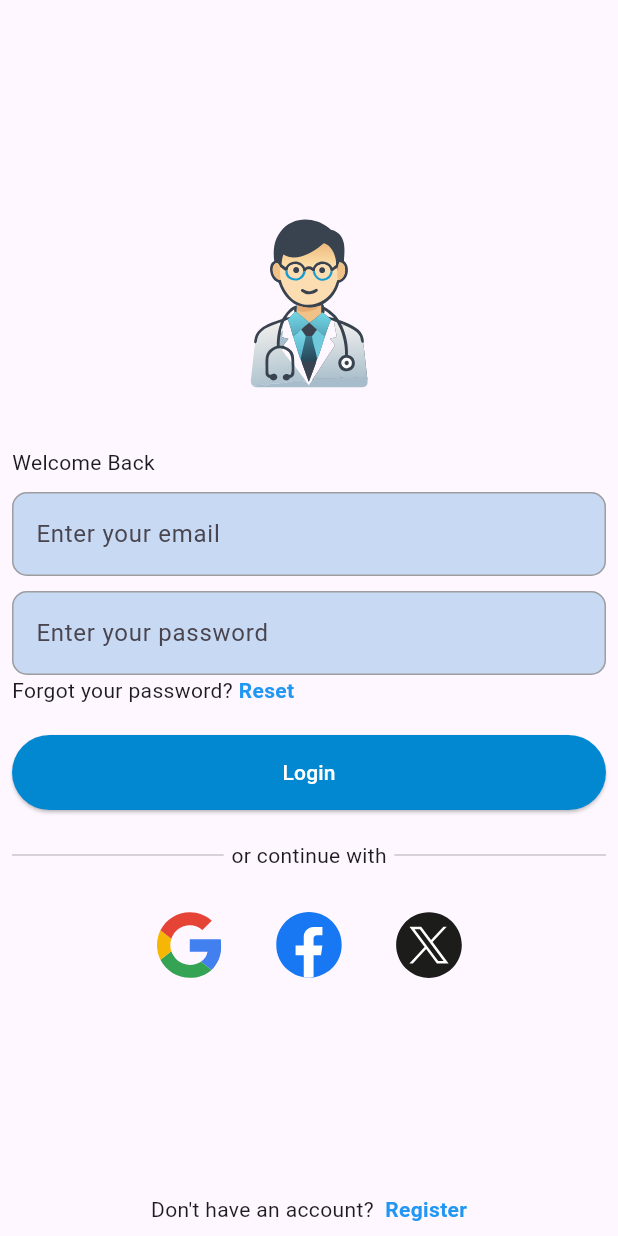
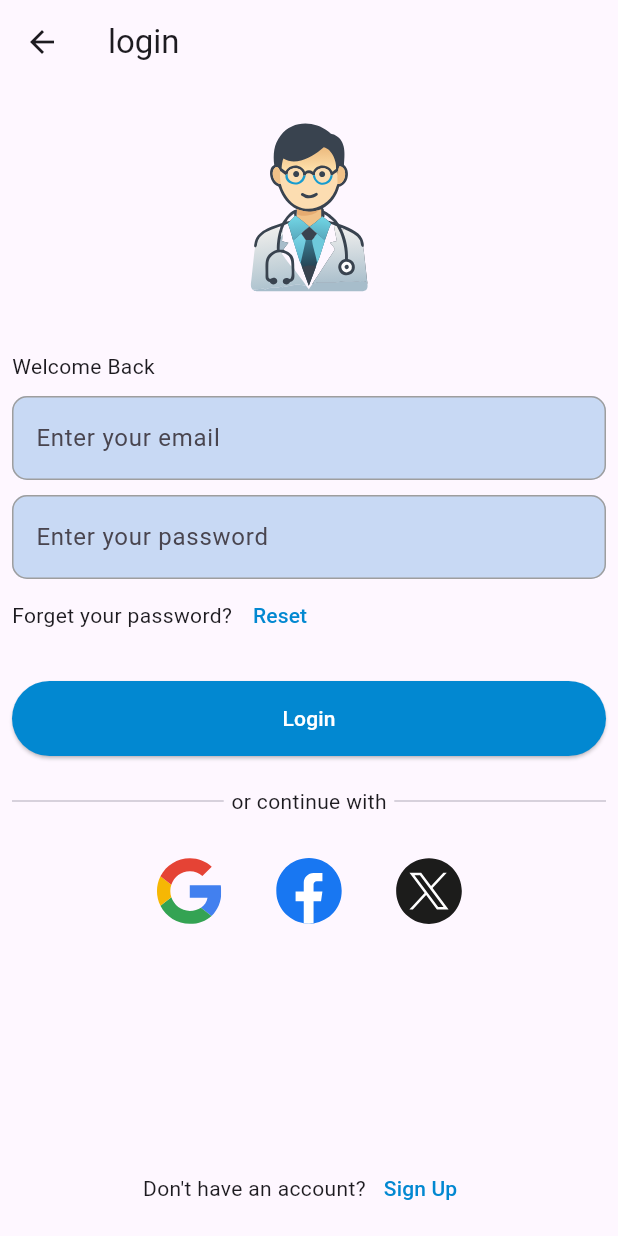
Before and after one commit to mostafa2026-code/my_graduation, a Flutter app: the screen it shows after launch, on a phone screen of 412 x 824 dp. Run offline on Flutter 3.47's test engine with Material 3 defaults, Android fonts, the phone set to English and light mode, and no system bars; our stand-ins replace bloc, cloud_firestore, firebase_auth, firebase_core, flutter_bloc, flutter_svg and 3 more; accounts and stored records are empty.

Commit message:
add register

```diff
--- a/lib/core/const/my_images.dart
+++ b/lib/core/const/my_images.dart
@@ -1,10 +1,14 @@
 class MyImages {
-  static const String logo = "assets/images/drRecord-removebg-preview.png";
+  static const String logo = "assets/icons/DesignDr.-Record_.svg";
   static const String splash = "assets/icons/Doctor.json";
   static const String doctor = "assets/icons/free-man-doctor.svg";
   static const String google = "assets/icons/google.svg";
   static const String facebook = "assets/icons/facebook.svg";
   static const String twitter = "assets/icons/x-icon.svg";
+  static const String loading =
+      "assets/icons/Healthcare Heart icon animation.json";
+
+  static const String back = "assets/icons/backArrow.svg";
 
   static final List<String> socialImages = [google, facebook, twitter];
 }
--- a/lib/core/navigation/my_routes.dart
+++ b/lib/core/navigation/my_routes.dart
@@ -1,6 +1,10 @@
+import 'package:flutter_bloc/flutter_bloc.dart';
 import 'package:go_router/go_router.dart';
 import 'package:my_graduation/features/presentation/auth/login/pages/login_screen.dart';
+import 'package:my_graduation/features/presentation/auth/login/cubit/login_cubit.dart';
+import 'package:my_graduation/features/presentation/auth/register/cubit/register_cubit.dart';
 import 'package:my_graduation/features/presentation/auth/register/pages/register_screen.dart';
+import 'package:my_graduation/features/presentation/home/pages/home_screen.dart';
 import 'package:my_graduation/features/presentation/splash/pages/splash_screen.dart';
 
 class MyRoutes {
@@ -15,11 +19,25 @@ class MyRoutes {
     initialLocation: splash,
     routes: [
       GoRoute(path: splash, builder: (context, state) => const SplashScreen()),
-      GoRoute(path: login, builder: (context, state) => const LoginScreen()),
+      GoRoute(
+        path: login,
+        builder: (context, state) => BlocProvider(
+          create: (context) {
+            return LoginCubit();
+          },
+          child: const LoginScreen(),
+        ),
+      ),
       GoRoute(
         path: register,
-        builder: (context, state) => const RegisterScreen(),
+        builder: (context, state) => BlocProvider(
+          create: (context) {
+            return RegisterCubit();
+          },
+          child: const RegisterScreen(),
+        ),
       ),
+      GoRoute(path: home, builder: (context, state) => const HomeScreen()),
     ],
   );
 }
--- a/lib/core/navigation/navigation_methods.dart
+++ b/lib/core/navigation/navigation_methods.dart
@@ -10,6 +10,6 @@ mypushReplace(BuildContext context, String route, Object? data) {
 mygo(BuildContext context, String route, Object? data) {
   context.go(route, extra: data);
 }
-mypop(BuildContext context, String route, Object? data) {
-  context.pop(route, );
+mypop(BuildContext context, ) {
+  context.pop( );
 }
--- /dev/null
+++ b/lib/features/presentation/auth/login/cubit/login_cubit.dart
@@ -0,0 +1,29 @@
+import 'dart:developer';
+
+import 'package:bloc/bloc.dart';
+import 'package:flutter/widgets.dart';
+import 'package:my_graduation/core/services/firebsase/firebase_helper.dart';
+import 'package:my_graduation/features/presentation/auth/login/cubit/login_states.dart';
+
+class LoginCubit extends Cubit<LoginStates> {
+  LoginCubit() : super(LoginInitialState());
+  final TextEditingController emailLogin = TextEditingController();
+  final TextEditingController passwordLogin = TextEditingController();
+  final GlobalKey<FormState> formKeyLogin = GlobalKey<FormState>();
+
+  login() {
+    if (formKeyLogin.currentState!.validate()) {
+      emit(LoginLoadingState());
+      try {
+        FirebaseHelper.login(emailLogin.text.trim(), passwordLogin.text.trim());
+        emit(LoginSuccessState());
+      } on Exception catch (e) {
+        emit(LoginErrorState(e.toString()));
+        log(e.toString());
+      }
+    }
+  }
+  loginWithGoogle(){
+
+  }
+}
--- /dev/null
+++ b/lib/features/presentation/auth/login/cubit/login_states.dart
@@ -0,0 +1,8 @@
+class LoginStates {}
+class LoginInitialState extends LoginStates {}
+class LoginLoadingState extends LoginStates {}
+class LoginSuccessState extends LoginStates {}
+class LoginErrorState extends LoginStates {
+  final String error;
+  LoginErrorState(this.error);
+}
--- a/lib/features/presentation/auth/login/pages/login_screen.dart
+++ b/lib/features/presentation/auth/login/pages/login_screen.dart
@@ -1,21 +1,54 @@
 import 'package:flutter/material.dart';
+import 'package:flutter_bloc/flutter_bloc.dart';
 import 'package:gap/gap.dart';
+import 'package:lottie/lottie.dart';
 import 'package:my_graduation/component/my_main_botton.dart';
 import 'package:my_graduation/component/my_text_feild.dart';
 import 'package:my_graduation/core/const/my_images.dart';
 // ignore: depend_on_referenced_packages
 import 'package:flutter_svg/flutter_svg.dart';
+import 'package:my_graduation/core/navigation/my_routes.dart';
+import 'package:my_graduation/core/navigation/navigation_methods.dart';
 import 'package:my_graduation/core/utils/my_colors.dart';
+import 'package:my_graduation/features/presentation/auth/login/cubit/login_cubit.dart';
+import 'package:my_graduation/features/presentation/auth/login/cubit/login_states.dart';
 
 class LoginScreen extends StatelessWidget {
   const LoginScreen({super.key});
-  // final TextEditingController emailLogin = TextEditingController();
+
 
   @override
   Widget build(BuildContext context) {
-    return Scaffold(
-      body: Padding(
+    final LoginCubit cubitLogin = context.read<LoginCubit>();
+    return BlocListener<LoginCubit, LoginStates>(
+      listener: (context, state) {
+        if (state is LoginLoadingState) {
+
+          loadingDialog(context);
+        } else if (state is LoginSuccessState) {
+
+          mypop(context);
+
+          mypushReplace(context, MyRoutes.home, null);
+        } else if (state is LoginErrorState) {
+
+          mypop(context);
+
+          errorDialog(context, state.error);
+        }
+      },
+      child: Scaffold(
+        appBar: AppBar(
+          title: Text("login"),
+          // automaticallyImplyLeading: false,
+
+          // title: SvgPicture.asset(MyImages.logo, height: 10),
+        ),
+        body: SingleChildScrollView(
+          child: Padding(
             padding: const EdgeInsets.all(8.0),
+            child: Form(
+              key: cubitLogin.formKeyLogin,
               child: Column(
                 mainAxisAlignment: MainAxisAlignment.center,
                 crossAxisAlignment: CrossAxisAlignment.start,
@@ -24,28 +57,29 @@ class LoginScreen extends StatelessWidget {
                   Gap(20),
                   Text("Welcome Back"),
                   Gap(10),
-            MyTextFeild(hint: 'Enter your email', controller: null),
+                  MyTextFeild(
+                    hint: 'Enter your email',
+                    controller: cubitLogin.emailLogin,
+                  ),
                   Gap(10),
 
-            MyTextFeild(hint: 'Enter your password', controller: null),
+                  MyTextFeild(
+                    hint: 'Enter your password',
+                    controller: cubitLogin.passwordLogin,
+                  ),
 
-            Text.rich(
-              TextSpan(
-                text: "Forgot your password?",
+                  Row(
+                    mainAxisAlignment: MainAxisAlignment.start,
 
                     children: [
-                  TextSpan(
-                    text: " Reset",
-                    style: TextStyle(
-                      color: MyColors.primary,
-                      fontWeight: FontWeight.bold,
-                    ),
-                  ),
+                      Text("Forget your password?"),
+                      MyTextBottn(text: 'Reset', onTap: () {}),
                     ],
                   ),
-            ),
                   Gap(20),
-            MyMainBotton(title: "Login", onTap: () {}),
+                  MyMainBotton(title: "Login", onTap: () {
+                    cubitLogin.login();
+                  }),
                   Gap(20),
                   Row(
                     mainAxisAlignment: MainAxisAlignment.start,
@@ -63,30 +97,44 @@ class LoginScreen extends StatelessWidget {
                 ],
               ),
             ),
+          ),
+        ),
         bottomNavigationBar: SafeArea(
           child: Padding(
             padding: const EdgeInsets.all(8.0),
             child: Row(
               mainAxisAlignment: MainAxisAlignment.center,
               children: [
-              Text.rich(
-                TextSpan(
-                  children: [
-                    TextSpan(text: "Don't have an account? "),
-                    TextSpan(
-                      text: " Register",
-                      style: TextStyle(
-                        color: MyColors.primary,
-                        fontWeight: FontWeight.bold,
-                      ),
-                    ),
-                  ],
-                ),
+                Text("Don't have an account?"),
+                MyTextBottn(
+                  text: 'Sign Up',
+                  onTap: () {
+                    mypushReplace(context, MyRoutes.register, null);
+                  },
                 ),
               ],
             ),
           ),
         ),
+      ),
+    );
+  }
+
+
+
+
+}
+
+class MyTextBottn extends StatelessWidget {
+  final String text;
+  final Function()? onTap;
+  const MyTextBottn({super.key, required this.text, this.onTap});
+
+  @override
+  Widget build(BuildContext context) {
+    return TextButton(
+      onPressed: onTap,
+      child: Text(text, style: TextStyle(color: MyColors.button)),
     );
   }
 }
@@ -114,3 +162,34 @@ class SocialBottons extends StatelessWidget {
     );
   }
 }
+
+
+Future<dynamic> loadingDialog(BuildContext context) {
+    return showDialog(
+          context: context,
+          builder: (context) {
+            return Center(child: Lottie.asset(MyImages.loading));
+          },
+        );
+  }
+
+
+  Future<dynamic> errorDialog(BuildContext context, String error) {
+    return showDialog(
+          context: context,
+          builder: (context) {
+            return AlertDialog(
+              title: Text("Error"),
+              content: Text(error),
+              actions: [
+                TextButton(
+                  onPressed: () {
+                    mypop(context);
+                  },
+                  child: Text("OK"),
+                ),
+              ],
+            );
+          },
+        );
+  }
--- /dev/null
+++ b/lib/features/presentation/auth/register/cubit/register_cubit.dart
@@ -0,0 +1,29 @@
+import 'dart:developer';
+
+import 'package:bloc/bloc.dart';
+import 'package:flutter/widgets.dart';
+import 'package:my_graduation/core/services/firebsase/firebase_helper.dart';
+import 'package:my_graduation/features/presentation/auth/register/cubit/register_states.dart';
+
+class RegisterCubit extends Cubit<RegisterStates> {
+  RegisterCubit() : super(RegisterInitialState());
+  final TextEditingController emailReg = TextEditingController();
+  final TextEditingController nameReg = TextEditingController();
+  final TextEditingController passwordReg = TextEditingController();
+  final GlobalKey<FormState> formKeyReg = GlobalKey<FormState>();
+
+  register() {
+    if (formKeyReg.currentState!.validate()) {
+      emit(RegisterLoadingState());
+      try {
+        FirebaseHelper.register(emailReg.text.trim(), passwordReg.text.trim());
+        emit(RegisterSuccessState());
+      } on Exception catch (e) {
+        emit(RegisterErrorState(e.toString()));
+        log(e.toString());
+      }
+    }
+  }
+
+  loginWithGoogle() {}
+}
--- a/lib/main.dart
+++ b/lib/main.dart
@@ -1,7 +1,10 @@
+import 'package:firebase_core/firebase_core.dart';
 import 'package:flutter/material.dart';
 import 'package:my_graduation/core/navigation/my_routes.dart';
 
-void main() {
+void main() async {
+  WidgetsFlutterBinding.ensureInitialized();
+  await Firebase.initializeApp();
   runApp(const MainApp());
 }
 
--- a/pubspec.yaml
+++ b/pubspec.yaml
@@ -1,6 +1,6 @@
 name: my_graduation
 description: "A new Flutter project."
-publish_to: 'none'
+publish_to: "none"
 version: 0.1.0
 
 environment:
@@ -11,6 +11,7 @@ dependencies:
   cloud_firestore: ^6.1.0
   extended_svg_picture: ^1.0.0
   firebase_auth: ^6.1.2
+  firebase_core: ^4.2.1
   flutter:
     sdk: flutter
   flutter_bloc: ^9.1.1
```
Also changed, not shown: assets/icons/Healthcare Heart icon animation.json (added, +1 -0 lines), lib/features/presentation/auth/register/cubit/register_states.dart (added, +8 -0 lines), lib/features/presentation/auth/register/pages/register_screen.dart (+56 -6 lines), lib/features/presentation/home/pages/home_screen.dart (added, +10 -0 lines), assets/icons/DesignDr.-Record_.svg (added), assets/icons/backArrow.svg (added), firebase.json (added), lib/firebase_options.dart (added), pubspec.lock, 3 other files. Lines whose indentation alone changed are shown as unchanged.
